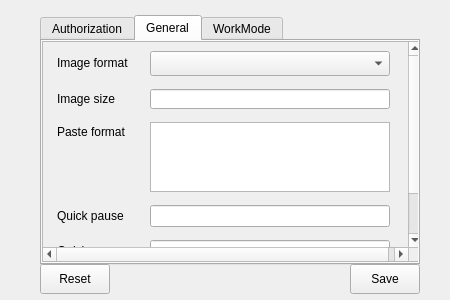
Old version of the form Option_window.ui in the repository RookiePC/Img2url.
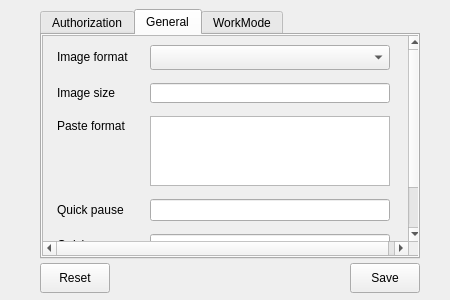
New version of the form. The open tabs and pages were chosen to show the change.

Commit message: modified .ui to support windows UI better. and parsed .ui file to .py for later use

Patch:
```diff
--- a/Option_window.ui
+++ b/Option_window.ui
@@ -32,24 +32,24 @@
       <x>30</x>
       <y>0</y>
       <width>400</width>
-      <height>309</height>
+      <height>301</height>
      </rect>
     </property>
     <layout class="QVBoxLayout" name="verticalLayout">
      <property name="spacing">
-      <number>5</number>
+      <number>0</number>
      </property>
      <property name="leftMargin">
       <number>10</number>
      </property>
      <property name="topMargin">
-      <number>15</number>
+      <number>5</number>
      </property>
      <property name="rightMargin">
       <number>10</number>
      </property>
      <property name="bottomMargin">
-      <number>15</number>
+      <number>8</number>
      </property>
      <item alignment="Qt::AlignHCenter|Qt::AlignVCenter">
       <widget class="QTabWidget" name="tabWidget">
@@ -399,8 +399,8 @@
            <rect>
             <x>0</x>
             <y>0</y>
-            <width>379</width>
-            <height>274</height>
+            <width>371</width>
+            <height>261</height>
            </rect>
           </property>
           <layout class="QGridLayout" name="gridLayout_3">
```
Left out of the diff: 2 changed lines with no effect on the pictures. The commit also changes 1 other file.
